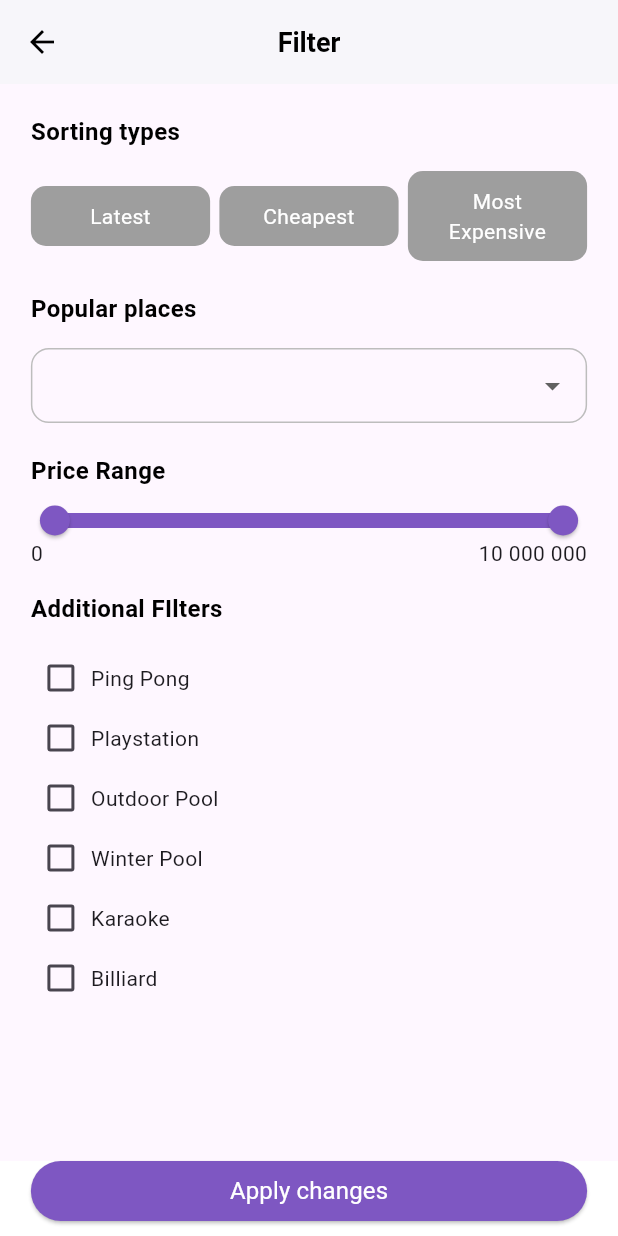
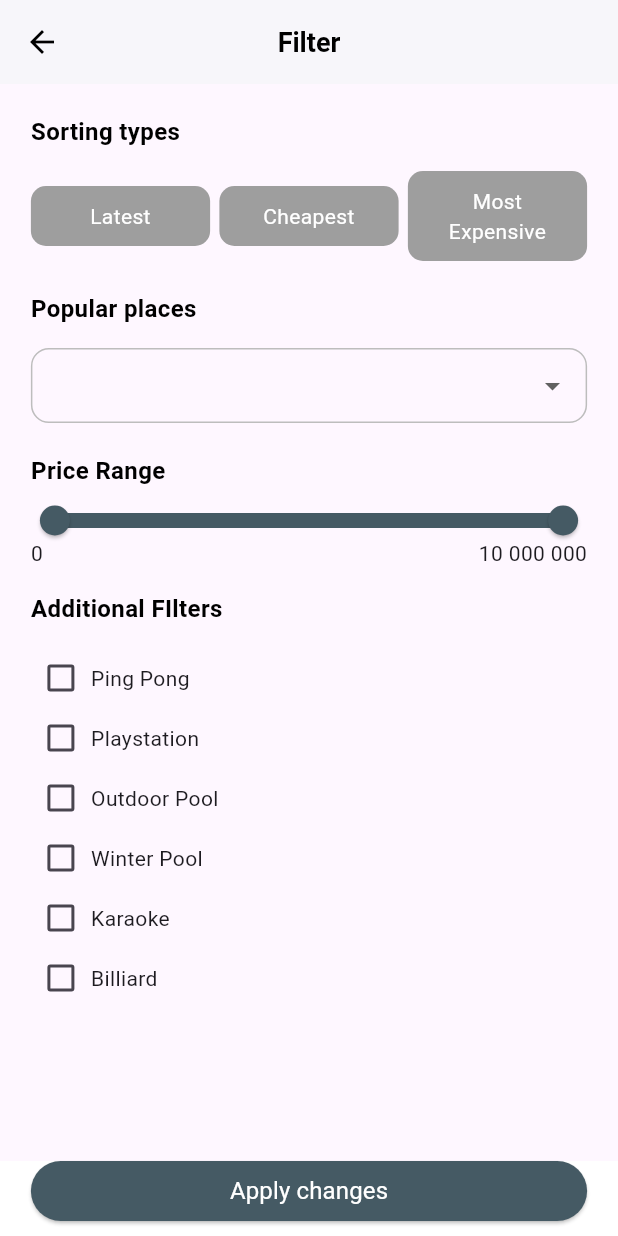
Before and after one commit to 00012013/oasis_uz_mobile-, a Flutter app: the screen it shows after launch, item 2 of the bottom bar chosen, after a tap on the "format list bulleted" icon, on a phone screen of 412 x 824 dp. Run offline on Flutter 3.47's test engine with Material 3 defaults, Android fonts, the phone set to English and light mode, and no system bars; our stand-ins replace bloc, cached_network_image, carousel_slider, dots_indicator, equatable, flutter_bloc and 3 more; generated files the repository leaves out were written again; network calls fail.

Commit message:
user login done with some bug fixes

```diff
--- a/lib/bloc/authentication/authentication_cubit.dart
+++ b/lib/bloc/authentication/authentication_cubit.dart
@@ -1,34 +1,41 @@
 import 'package:bloc/bloc.dart';
 import 'package:oasis_uz_mobile/repositories/authentication_repository.dart';
-import 'package:oasis_uz_mobile/repositories/enums/auth_enum.dart';
+import 'package:oasis_uz_mobile/repositories/modules/user.dart';
 
-class AuthenticationCubit extends Cubit<AuthenticationStatus> {
-  AuthenticationCubit(this._authenticationRepository)
-      : super(AuthenticationStatus.unauthenticated);
+class AuthenticationCubit extends Cubit<User?> {
+  AuthenticationCubit(this._authenticationRepository) : super(null) {
+    initialize();
+  }
 
   final AuthenticationRepository _authenticationRepository;
 
+  Future<void> initialize() async {
+    final User? user = await _authenticationRepository.checkAuth();
+    if (user != null) {
+      emit(user);
+    }
+  }
+
   Future<void> authenticateUser(String username, String password) async {
-    final accessToken =
+    final user =
         await _authenticationRepository.authenticateUser(username, password);
-    if (accessToken != null) {
-      emit(AuthenticationStatus.authenticated);
+    await _authenticationRepository.saveUser(user);
+    if (user != null) {
+      emit(user);
     } else {
-      emit(AuthenticationStatus.unauthenticated);
+      emit(null);
     }
   }
 
   Future<void> checkAuthenticationStatus() async {
     final token = await _authenticationRepository.retrieveToken();
-    if (token != null) {
-      emit(AuthenticationStatus.authenticated);
-    } else {
-      emit(AuthenticationStatus.unauthenticated);
+    if (token == null) {
+      emit(null);
     }
   }
 
   Future<void> logout() async {
     await _authenticationRepository.logout();
-    emit(AuthenticationStatus.unauthenticated);
+    emit(null);
   }
 }
--- a/lib/constants/api_constants.dart
+++ b/lib/constants/api_constants.dart
@@ -1 +1 @@
-const String api = 'https://ba25-185-248-44-208.ngrok-free.app';
+const String api = 'https://4824-185-248-44-208.ngrok-free.app';
--- a/lib/constants/app_color.dart
+++ b/lib/constants/app_color.dart
@@ -1,5 +1,5 @@
 import 'package:flutter/material.dart';
 
-final Color mainColor = Colors.deepPurple[400]!;
+final Color mainColor = Colors.blueGrey[700]!;
 
-const Color tealColor = Colors.teal;
+final Color tealColor = Colors.teal[700]!;
--- a/lib/repositories/authentication_repository.dart
+++ b/lib/repositories/authentication_repository.dart
@@ -3,12 +3,15 @@
 import 'dart:convert';
 import 'package:http/http.dart' as http;
 import 'package:oasis_uz_mobile/constants/api_constants.dart';
+import 'package:oasis_uz_mobile/repositories/modules/token.dart';
+import 'package:oasis_uz_mobile/repositories/modules/user.dart';
 import 'package:shared_preferences/shared_preferences.dart';
 
 class AuthenticationRepository {
   static const String _tokenKey = 'jwt_token';
+  static const String _userKey = 'user';
 
-  Future<String?> authenticateUser(String username, String password) async {
+  Future<User?> authenticateUser(String username, String password) async {
     try {
       final response = await http.post(
         Uri.parse('$api/api/auth/login'),
@@ -19,9 +22,9 @@ class AuthenticationRepository {
       if (response.statusCode == 200) {
         final Map<String, dynamic> data = jsonDecode(response.body);
         final String accessToken = data['accessToken'];
-
+        final String userName = data['fullName'];
         await _storeToken(accessToken);
-        return accessToken;
+        return User(null, userName, null, null);
       } else {
         return null;
       }
@@ -40,8 +43,55 @@ class AuthenticationRepository {
     return prefs.getString(_tokenKey);
   }
 
+  Future<void> saveUser(User? user) async {
+    final prefs = await SharedPreferences.getInstance();
+    if (user == null) {
+      return;
+    }
+    await prefs.setString(_userKey, json.encode(user.toJson()));
+  }
+
   Future<void> logout() async {
     final prefs = await SharedPreferences.getInstance();
     await prefs.remove(_tokenKey);
   }
+
+  Future<User?> checkAuth() async {
+    final prefs = await SharedPreferences.getInstance();
+    final String? userString = prefs.getString(_userKey);
+    if (userString != null) {
+      var user = parseUserFromString(userString);
+      var token = await retrieveToken();
+
+      const String url = '$api/api/auth/token';
+
+      final TokenDto tokenDto = TokenDto(token, token);
+      final headers = <String, String>{
+        'Content-Type': 'application/json',
+      };
+      final body = jsonEncode(tokenDto.toJson());
+      try {
+        final response =
+            await http.post(Uri.parse(url), headers: headers, body: body);
+        if (response.statusCode == 200) {
+          return user;
+        } else {
+          return null;
+        }
+      } catch (e) {
+        return null;
+      }
+    }
+    return null;
+  }
+
+  User? parseUserFromString(String jsonString) {
+    try {
+      final Map<String, dynamic> userData = json.decode(jsonString);
+      return User.fromJson(userData);
+    } catch (e) {
+      print('Error parsing user from string: $e');
+      return null;
+    }
+  }
 }
--- /dev/null
+++ b/lib/repositories/modules/token.dart
@@ -0,0 +1,16 @@
+import 'package:json_annotation/json_annotation.dart';
+
+part 'token.g.dart';
+
+@JsonSerializable()
+class TokenDto {
+  String? accessToken;
+  String? refreshToken;
+
+  TokenDto(this.accessToken, this.refreshToken);
+
+  factory TokenDto.fromJson(Map<String, dynamic> json) =>
+      _$TokenDtoFromJson(json);
+
+  Map<String, dynamic> toJson() => _$TokenDtoToJson(this);
+}
--- /dev/null
+++ b/lib/repositories/modules/user.dart
@@ -0,0 +1,17 @@
+import 'package:json_annotation/json_annotation.dart';
+
+part 'user.g.dart';
+
+@JsonSerializable()
+class User {
+  int? id;
+  String? fullName;
+  String? password;
+  String? username;
+
+  User(this.id, this.fullName, this.password, this.username);
+
+  factory User.fromJson(Map<String, dynamic> json) => _$UserFromJson(json);
+
+  Map<String, dynamic> toJson() => _$UserToJson(this);
+}
--- a/lib/screens/language_screen.dart
+++ b/lib/screens/language_screen.dart
@@ -57,7 +57,7 @@ class _LanguageScreenState extends State<LanguageScreen> {
             const SizedBox(
               height: 150,
             ),
-            const Icon(
+            Icon(
               Icons.language_sharp,
               size: 100,
               color: tealColor,
--- a/lib/screens/my_cottages_screen.dart
+++ b/lib/screens/my_cottages_screen.dart
@@ -3,6 +3,8 @@ import 'package:oasis_uz_mobile/widgets/cutsom_header.dart';
 import 'package:flutter_gen/gen_l10n/app_localizations.dart';
 
 class MyCottagesScreen extends StatelessWidget {
+  const MyCottagesScreen({super.key});
+
   @override
   Widget build(BuildContext context) {
     return SafeArea(
--- a/lib/screens/search_screen.dart
+++ b/lib/screens/search_screen.dart
@@ -176,9 +176,10 @@ class SearchScreen extends StatelessWidget {
                                     height:
                                         MediaQuery.sizeOf(context).height * 0.3,
                                   ),
-                                  const Center(
+                                  Center(
                                     child: CustomText(
-                                        text: 'What are you looking for?',
+                                        text: AppLocalizations.of(context)!
+                                            .searchText,
                                         color: Colors.black),
                                   )
                                 ],
--- a/lib/screens/sign_in.dart
+++ b/lib/screens/sign_in.dart
@@ -4,7 +4,7 @@ import 'package:flutter_bloc/flutter_bloc.dart';
 import 'package:oasis_uz_mobile/app/app_main.dart';
 import 'package:oasis_uz_mobile/bloc/authentication/authentication_cubit.dart';
 import 'package:oasis_uz_mobile/constants/app_color.dart';
-import 'package:oasis_uz_mobile/repositories/enums/auth_enum.dart';
+import 'package:oasis_uz_mobile/repositories/modules/user.dart';
 import 'package:oasis_uz_mobile/widgets/custom_text.dart';
 import 'package:oasis_uz_mobile/widgets/custom_textfield.dart';
 
@@ -29,9 +29,9 @@ class _SignInScreenState extends State<SignInScreen> {
     );
     var emailController = TextEditingController();
     var passwordController = TextEditingController();
-    return BlocListener<AuthenticationCubit, AuthenticationStatus>(
+    return BlocListener<AuthenticationCubit, User?>(
       listener: (context, state) {
-        if (state == AuthenticationStatus.authenticated) {
+        if (state != null) {
           Navigator.of(context).pushReplacement(
             MaterialPageRoute(builder: (context) => const AppMain()),
           );
--- a/lib/screens/user_profile.dart
+++ b/lib/screens/user_profile.dart
@@ -3,12 +3,12 @@ import 'package:flutter_bloc/flutter_bloc.dart';
 import 'package:flutter_gen/gen_l10n/app_localizations.dart';
 import 'package:oasis_uz_mobile/app/material_app.dart';
 import 'package:oasis_uz_mobile/bloc/authentication/authentication_cubit.dart';
-import 'package:oasis_uz_mobile/repositories/enums/auth_enum.dart';
+import 'package:oasis_uz_mobile/constants/app_color.dart';
+import 'package:oasis_uz_mobile/repositories/modules/user.dart';
 import 'package:oasis_uz_mobile/screens/feedback_screen.dart';
 import 'package:oasis_uz_mobile/screens/language_screen.dart';
 import 'package:oasis_uz_mobile/screens/sign_in.dart';
 import 'package:oasis_uz_mobile/widgets/custom_text.dart';
-import 'package:oasis_uz_mobile/widgets/cutsom_header.dart';
 
 class UserProfile extends StatelessWidget {
   const UserProfile({super.key});
@@ -16,32 +16,60 @@ class UserProfile extends StatelessWidget {
   @override
   Widget build(BuildContext context) {
     final authenticationCubit = context.read<AuthenticationCubit>();
-
     return SafeArea(
-      child: Column(
+      child: SingleChildScrollView(
+        child: BlocBuilder<AuthenticationCubit, User?>(
+          builder: (context, state) {
+            return Column(
               children: [
-          AppHeader(AppLocalizations.of(context)!.profile),
                 const SizedBox(height: 10),
-          Center(
-            child: FractionallySizedBox(
-              widthFactor: 0.9,
-              child: Column(
-                crossAxisAlignment: CrossAxisAlignment.start,
+                Container(
+                  height: 80,
+                  width: 80,
+                  decoration: BoxDecoration(
+                      borderRadius: BorderRadius.circular(100),
+                      color: Colors.grey[400]),
+                  child: const Icon(
+                    Icons.person_2_outlined,
+                    size: 40,
+                    color: Colors.black,
+                  ),
+                ),
+                const SizedBox(height: 10),
+                if (state != null)
+                  Column(
                     children: [
                       CustomText(
-                      text: AppLocalizations.of(context)!.myProfilte,
-                      color: Colors.grey),
-                  ListTile(
-                    title: CustomText(
-                        text: AppLocalizations.of(context)!.myProfilte),
-                    leading: const Icon(Icons.person_2_outlined),
-                    trailing: const Icon(
-                      Icons.arrow_forward_ios_rounded,
-                      size: 20,
+                        text: 'Welcome, ${state.fullName}!',
+                        size: 22,
+                        weight: FontWeight.bold,
                       ),
+                    ],
+                  ),
+                if (state == null)
+                  Column(
+                    children: [
+                      const CustomText(
+                        text: 'Welcome to Oasis Uz!',
+                        size: 22,
+                        weight: FontWeight.bold,
+                      ),
+                      const SizedBox(height: 10),
+                      SizedBox(
+                        width: MediaQuery.of(context).size.width * 0.9,
+                        child: const CustomText(
+                          text:
+                              "Sign in to send and receive messages, post new ads, and review your favorite ads. Like your profile so far? Create a profile in minutes.",
+                          maxLines: 5,
+                          size: 16,
+                          color: Colors.grey,
+                        ),
+                      ),
+                      const SizedBox(height: 20),
+                      InkWell(
                         onTap: () {
                           final state = authenticationCubit.state;
-                      if (state == AuthenticationStatus.unauthenticated) {
+                          if (state == null) {
                             Navigator.push(
                               context,
                               MaterialPageRoute(
@@ -54,12 +82,24 @@ class UserProfile extends StatelessWidget {
                             );
                           }
                         },
+                        child: Container(
+                          width: MediaQuery.sizeOf(context).width * 0.8,
+                          decoration: BoxDecoration(
+                            borderRadius: BorderRadius.circular(8),
+                            color: mainColor,
+                          ),
+                          padding: const EdgeInsets.all(16),
+                          child: const CustomText(
+                            text: 'Sign in or Sign up',
+                            size: 20,
+                            textAlign: TextAlign.center,
+                            color: Colors.white,
+                          ),
+                        ),
                       ),
                     ],
                   ),
-            ),
-          ),
-          const Divider(thickness: 1.5),
+                const SizedBox(height: 20),
                 Center(
                   child: FractionallySizedBox(
                     widthFactor: 0.9,
@@ -71,7 +111,8 @@ class UserProfile extends StatelessWidget {
                             color: Colors.grey),
                         ListTile(
                           title: CustomText(
-                        text: AppLocalizations.of(context)!.changeLanguage),
+                              text:
+                                  AppLocalizations.of(context)!.changeLanguage),
                           leading: const Icon(Icons.language_outlined),
                           trailing: const Icon(
                             Icons.arrow_forward_ios_rounded,
@@ -132,9 +173,50 @@ class UserProfile extends StatelessWidget {
                 const CustomText(
                     text: 'Contacts: +998(94)3900080', weight: FontWeight.w500),
               ],
+            );
+          },
+        ),
       ),
     );
   }
 }
 
-class TKeys {}
+
+ // Center(
+            //   child: FractionallySizedBox(
+            //     widthFactor: 0.9,
+            //     child: Column(
+            //       crossAxisAlignment: CrossAxisAlignment.start,
+            //       children: [
+            //         CustomText(
+            //             text: AppLocalizations.of(context)!.myProfilte,
+            //             color: Colors.grey),
+            //         ListTile(
+            //           title: CustomText(
+            //               text: AppLocalizations.of(context)!.myProfilte),
+            //           leading: const Icon(Icons.person_2_outlined),
+            //           trailing: const Icon(
+            //             Icons.arrow_forward_ios_rounded,
+            //             size: 20,
+            //           ),
+            //           onTap: () {
+            //             final state = authenticationCubit.state;
+            //             if (state == AuthenticationStatus.unauthenticated) {
+            //               Navigator.push(
+            //                 context,
+            //                 MaterialPageRoute(
+            //                     builder: (context) => const SignInScreen()),
+            //               );
+            //             } else {
+            //               Navigator.of(context).pushReplacement(
+            //                 MaterialPageRoute(
+            //                     builder: (context) => const MyApp()),
+            //               );
+            //             }
+            //           },
+            //         ),
+            //       ],
+            //     ),
+            //   ),
+            // ),
+            // const Divider(thickness: 1.5),
--- a/lib/screens/wishlist_screen.dart
+++ b/lib/screens/wishlist_screen.dart
@@ -65,8 +65,8 @@ class WishlistScreen extends StatelessWidget {
                               color: mainColor,
                               size: 40,
                             ),
-                            const CustomText(
-                              text: 'Wish list is empty',
+                            CustomText(
+                              text: AppLocalizations.of(context)!.wishlistEmpty,
                               color: Colors.black,
                               size: 18,
                             )
--- a/lib/widgets/custom_textfield.dart
+++ b/lib/widgets/custom_textfield.dart
@@ -59,7 +59,7 @@ class CustomTextField extends StatelessWidget {
             : null,
         focusedBorder: OutlineInputBorder(
           borderRadius: BorderRadius.circular(10.0),
-          borderSide: const BorderSide(color: tealColor),
+          borderSide: BorderSide(color: tealColor),
         ),
       ),
       validator: validator,
```
Also changed, not shown: lib/l10n/app_en.arb (+30 -19 lines), lib/l10n/app_ru.arb (+21 -11 lines), lib/l10n/app_uz.arb (+12 -1 lines), lib/screens/favourites_dart.dart (+4 -3 lines), lib/screens/feedback_screen.dart (+13 -13 lines), lib/repositories/modules/token.g.dart (added), lib/repositories/modules/user.g.dart (added). Lines whose indentation alone changed are shown as unchanged.
